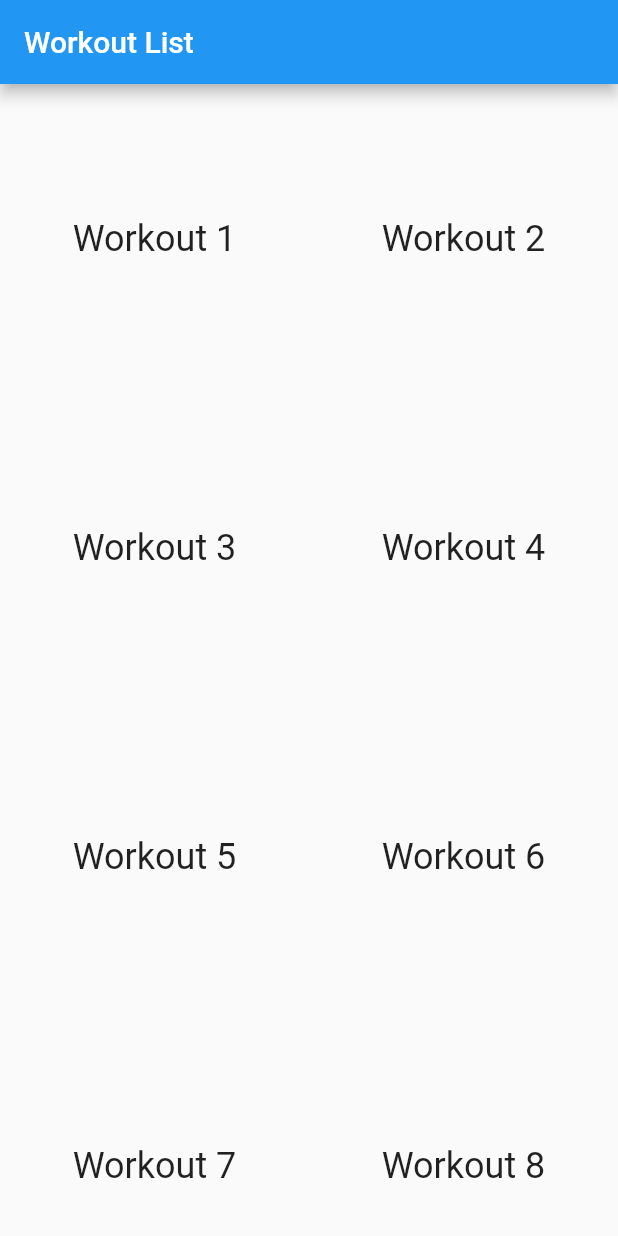
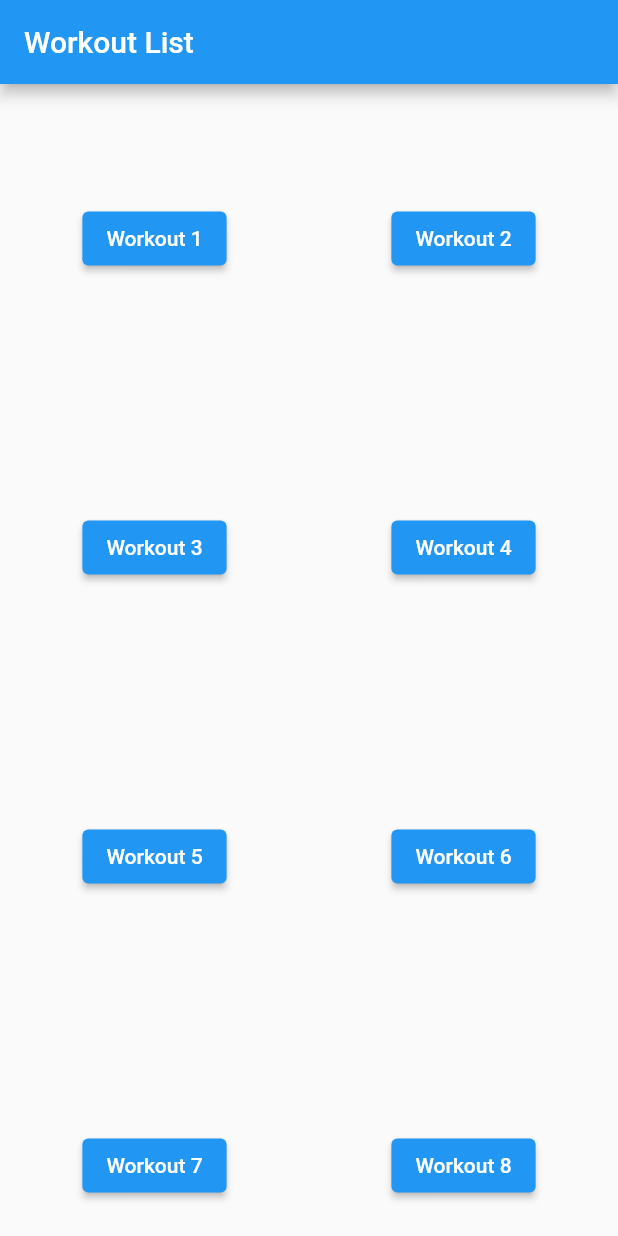
Before and after one commit to kaanlus/LightWeight, a Flutter app: the screen it shows after launch, on a phone screen of 412 x 824 dp. Run offline on Flutter 3.47's test engine with Material 2 defaults, Android fonts, the phone set to English and light mode, and no system bars.

Commit message:
clickable buttons working concept

```diff
--- a/lib/main.dart
+++ b/lib/main.dart
@@ -24,9 +24,10 @@ class MyApp extends StatelessWidget {
           // Generate 15 widgets that display their index in the List.
           children: List.generate(15, (index) {
             return Center(
-              child: Text(
-                'Workout ${index+1}',
-                style: Theme.of(context).textTheme.headlineSmall,
+              child: ElevatedButton(
+                child: Text('Workout ${index+1}'),
+                onPressed: () {
+                },
               ),
             );
           }),
```
